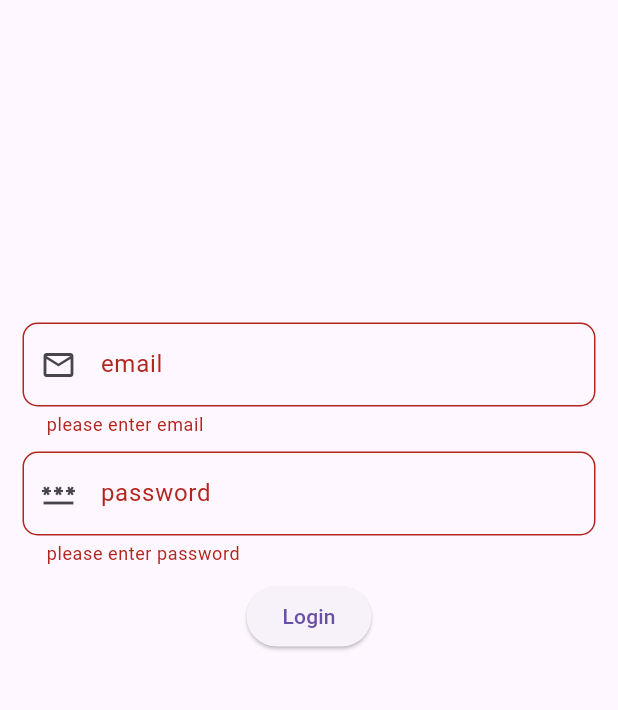
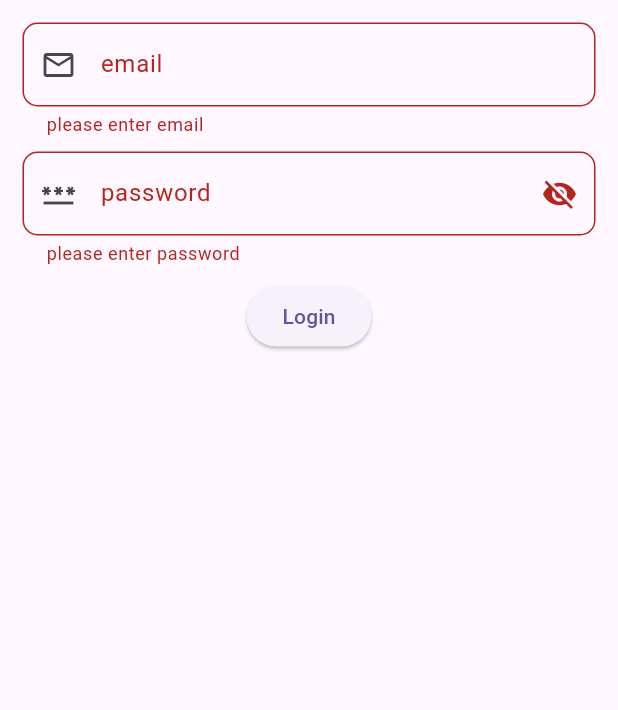
Before and after one commit to Vaghelanakul/Diploma-5_Lab-Solution, a Flutter app: the screen it shows after launch, after a tap on "Login", on a phone screen of 412 x 824 dp, the part 84-794 px from its top. Run offline on Flutter 3.47's test engine with Material 3 defaults, Android fonts, the phone set to English and light mode, and no system bars.

Commit message:
Lab6 practical 1 login screen with password obscure button

```diff
--- /dev/null
+++ b/lib/Lab6/Practical1.dart
@@ -0,0 +1,105 @@
+// 1. W.A.P. to Add password visibility icon in the Text field. (A)
+
+import "package:flutter/material.dart";
+
+class LoginScreenWithPasswordVisibility extends StatefulWidget {
+  const LoginScreenWithPasswordVisibility({super.key});
+
+  @override
+  State<LoginScreenWithPasswordVisibility> createState() => _LoginScreenWithPasswordVisibilityState();
+}
+
+class _LoginScreenWithPasswordVisibilityState extends State<LoginScreenWithPasswordVisibility> {
+  final formKey = GlobalKey<FormState>();
+
+  TextEditingController email = TextEditingController();
+  TextEditingController password = TextEditingController();
+
+  bool obscureText=true;
+
+  @override
+  Widget build(BuildContext context) {
+    return Scaffold(
+      appBar: AppBar(
+        title: Text("Login Screen"),
+        backgroundColor: Colors.grey,
+      ),
+      body: Padding(
+        padding: EdgeInsets.all(15),
+        child: Form(
+            key: formKey,
+            child: Column(
+              children: [
+                TextFormField(
+                  controller: email,
+                  decoration: InputDecoration(
+                    hintText: "Enter your email",
+                    labelText: "email",
+                    prefixIcon: Icon(Icons.email_outlined),
+                    border: OutlineInputBorder(
+                      borderRadius: BorderRadius.circular(10),
+                    ),
+                  ),
+                  validator: (value){
+                    if(value==null || value.isEmpty){
+                      return "please enter email";
+                    }
+                    final emailPattern=RegExp(r'^[\w.-]+@[\w]+\.+[\w]{2,4}$');
+                    if(!emailPattern.hasMatch(value)){
+                      return "please enter valid email";
+                    }
+                    return null;
+                  },
+                ),
+                SizedBox(
+                  height: 10,
+                ),
+                TextFormField(
+                  controller: password,
+                  obscureText: obscureText,
+                  decoration: InputDecoration(
+                    hintText: "enter password",
+                    prefixIcon: Icon(Icons.password),
+                    suffixIcon: IconButton(onPressed: (){
+                      setState(() {
+                        obscureText=!obscureText;
+                      });
+                    }, icon: Icon(
+                        obscureText ? Icons.visibility_off : Icons.visibility
+                    )),
+                    labelText: "password",
+                    border: OutlineInputBorder(
+                      borderRadius: BorderRadius.circular(10),
+                    ),
+                  ),
+                  validator: (value){
+                    if(value==null || value.isEmpty){
+                      return "please enter password";
+                    }
+                    final passwordPattern=RegExp(r'^[\w.]+$');
+                    if(!passwordPattern.hasMatch(value)){
+                      return "please enter valid password";
+                    }
+                    if(value.length<7){
+                      return "password must be at lease 8 letter";
+                    }
+                    return null;
+                  },
+                ),
+                SizedBox(
+                  height: 10,
+                ),
+                ElevatedButton(onPressed: (){
+                  if(formKey.currentState!.validate()){
+                    ScaffoldMessenger.of(context).showSnackBar(
+                        SnackBar(content: Text("Successfully login"))
+                    );
+                  }
+                }, child: Text("Login"))
+              ],
+            )
+        ),
+      ),
+    );
+  }
+}
--- a/lib/main.dart
+++ b/lib/main.dart
@@ -7,6 +7,7 @@
 import 'Lab5/Practical1.dart';
 import 'Lab5/Practical2.dart';
 import 'Lab5/Practical3.dart';
+import 'Lab6/Practical1.dart';
 
 void main(){
   runApp(const MyApp());
@@ -17,7 +18,7 @@
   @override
   Widget build(BuildContext context) {
     return MaterialApp(
-      home: LoginScreen(),
+      home: LoginScreenWithPasswordVisibility(),
     );
   }
 }
```
